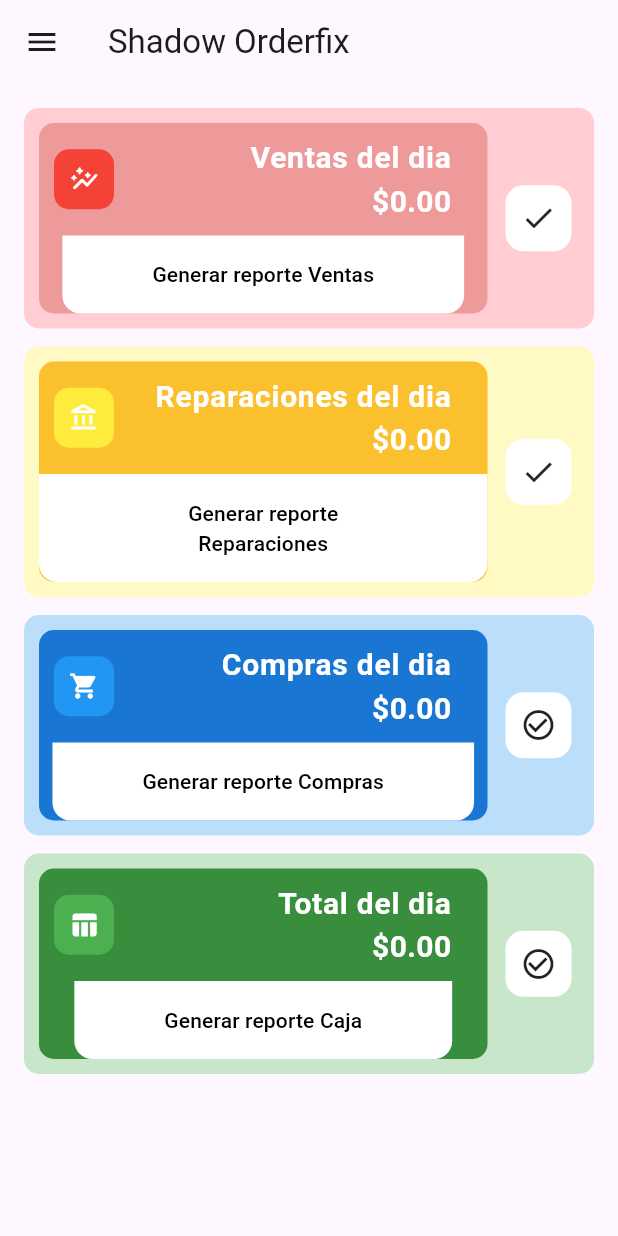
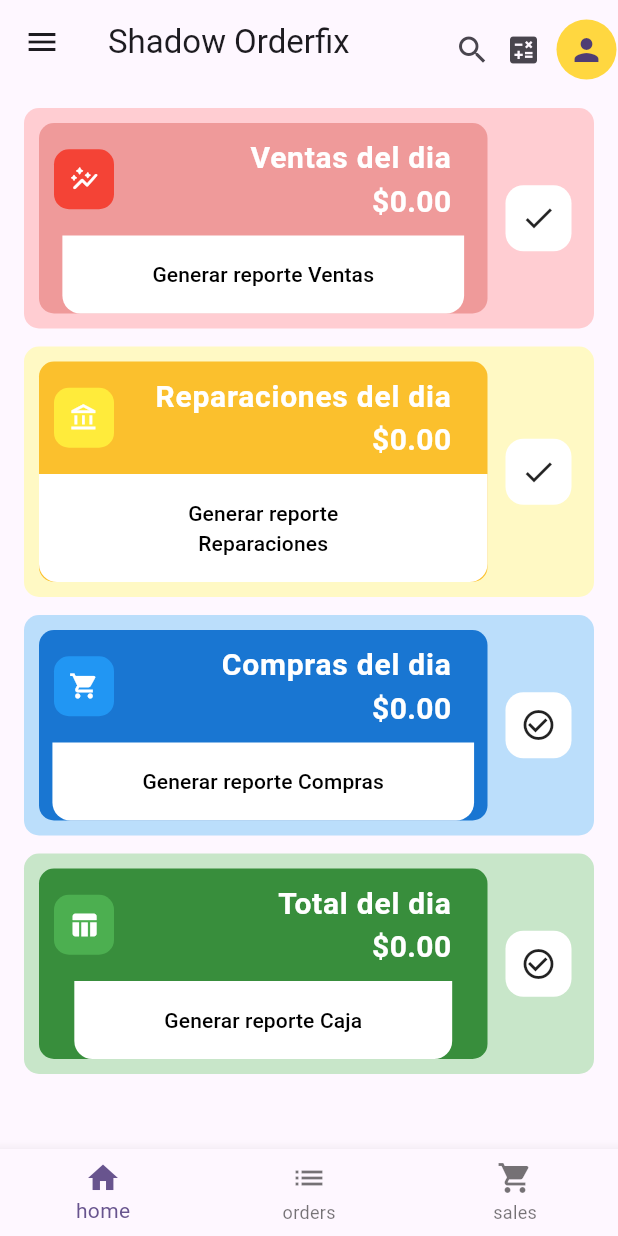
Before and after one commit to bryanmsombra27/flutter_templates, a Flutter app: the screen it shows after launch, on a phone screen of 412 x 824 dp. Run offline on Flutter 3.47's test engine with Material 3 defaults, Android fonts, the phone set to English and light mode, and no system bars.

Commit message:
project finished

```diff
--- a/lib/main.dart
+++ b/lib/main.dart
@@ -1,13 +1,21 @@
 import 'package:flutter/material.dart';
 import 'package:templates/models/menu.dart';
 import "package:templates/widgets/custom_card.dart";
+import 'package:templates/widgets/order_status.dart';
 
 void main() {
   runApp(const MyApp());
 }
 
-class MyApp extends StatelessWidget {
+class MyApp extends StatefulWidget {
   const MyApp({super.key});
+
+  @override
+  State<MyApp> createState() => _MyAppState();
+}
+
+class _MyAppState extends State<MyApp> {
+  bool isHome = true;
 
   // This widget is the root of your application.
   @override
@@ -18,6 +26,16 @@ class MyApp extends StatelessWidget {
         colorScheme: ColorScheme.fromSeed(seedColor: Colors.deepPurple),
       ),
       home: Scaffold(
+        bottomNavigationBar: BottomNavigationBar(
+          items: [
+            BottomNavigationBarItem(icon: Icon(Icons.home), label: "home"),
+            BottomNavigationBarItem(icon: Icon(Icons.list), label: "orders"),
+            BottomNavigationBarItem(
+              icon: Icon(Icons.shopping_cart),
+              label: "sales",
+            ),
+          ],
+        ),
         drawer: Drawer(
           child: ListView.builder(
             itemCount: menuItems.length,
@@ -27,12 +45,45 @@ class MyApp extends StatelessWidget {
               return ListTile(
                 leading: Icon(item.icon),
                 title: Text(item.title),
+                onTap: () {
+                  if (item.route == "/orders") {
+                    setState(() {
+                      isHome = false;
+                    });
+                  } else {
+                    setState(() {
+                      isHome = true;
+                    });
+                  }
+
+                  Navigator.of(context).pop();
+                },
               );
             },
           ),
         ),
-        appBar: AppBar(title: Text("Shadow Orderfix")),
-        body: _home(),
+        appBar: AppBar(
+          title: Text("Shadow Orderfix"),
+          actions: [
+            Padding(
+              padding: const EdgeInsets.only(top: 10, right: 1),
+              child: Row(
+                spacing: 10,
+                children: [
+                  Icon(Icons.search),
+                  Icon(Icons.calculate),
+
+                  CircleAvatar(
+                    radius: 20,
+                    backgroundColor: Colors.amberAccent,
+                    child: Icon(Icons.person),
+                  ),
+                ],
+              ),
+            ),
+          ],
+        ),
+        body: isHome ? _home() : OrderStatus(),
       ),
     );
   }
--- a/lib/models/menu.dart
+++ b/lib/models/menu.dart
@@ -3,13 +3,14 @@ import 'package:flutter/material.dart';
 class Menu {
   final String title;
   final IconData icon;
+  final String route;
 
-  Menu({required this.title, required this.icon});
+  Menu({required this.title, required this.icon, this.route = "/"});
 }
 
 final List<Menu> menuItems = [
   Menu(title: "Inicio", icon: Icons.home),
-  Menu(title: "Ordenes de trabajo", icon: Icons.work_history),
+  Menu(title: "Ordenes de trabajo", icon: Icons.work_history, route: "/orders"),
   Menu(title: "Ventas", icon: Icons.monetization_on),
   Menu(title: "Inventario", icon: Icons.edit_document),
   Menu(title: "Ingresos", icon: Icons.attach_money_outlined),
```
Also changed, not shown: lib/widgets/order_status.dart (added, +119 -0 lines).
